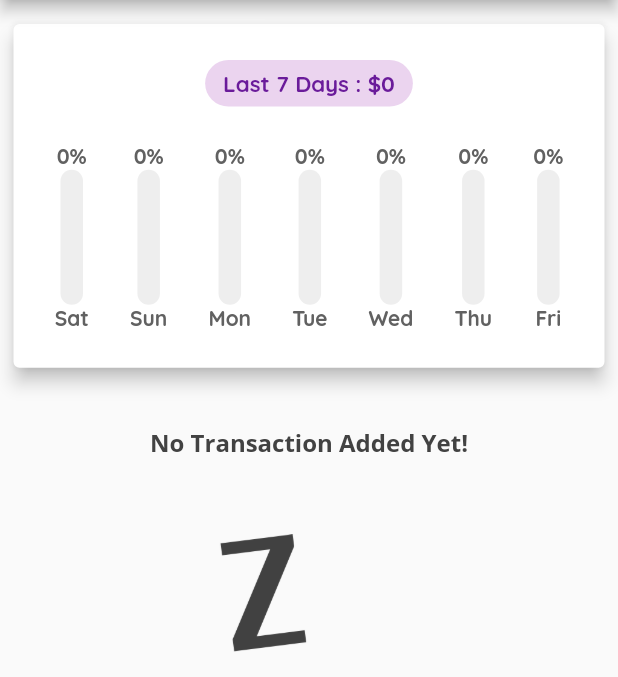
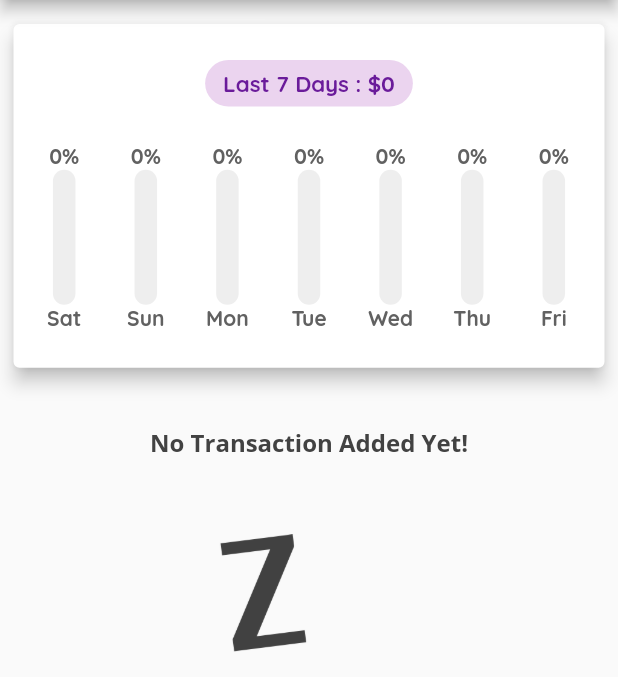
Before and after one commit to hosseinvejdani/simple_expenses_planner_en, a Flutter app: the screen it shows after launch, on a phone screen of 412 x 824 dp, the part 84-761 px from its top. Run offline on Flutter 3.47's test engine with Material 2 defaults, Android fonts, the phone set to English and light mode, and no system bars.

Commit message:
add width to daily indicator

```diff
--- a/lib/widgets/daliy_indicator.dart
+++ b/lib/widgets/daliy_indicator.dart
@@ -10,7 +10,10 @@ class DailyIndicator extends StatelessWidget {
 
   @override
   Widget build(BuildContext context) {
-    return Column(
+    final w = MediaQuery.of(context).size.width;
+    return SizedBox(
+      width: w / 10, // this control the single daily indicator size
+      child: Column(
         mainAxisAlignment: MainAxisAlignment.spaceEvenly,
         children: [
           Text(
@@ -26,6 +29,7 @@ class DailyIndicator extends StatelessWidget {
                 TextStyle(fontWeight: FontWeight.bold, color: Colors.grey[700]),
           ),
         ],
+      ),
     );
   }
 }
```
Also changed, not shown: 1 other file. Lines whose indentation alone changed are shown as unchanged.
